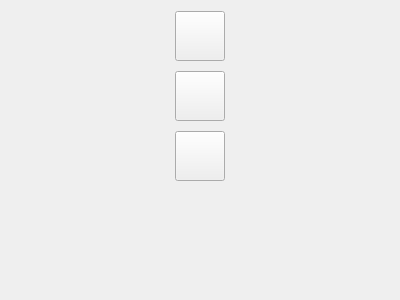
Devil-Alice/chatroom, file client/src/sidebar_form.ui: the form before one commit.
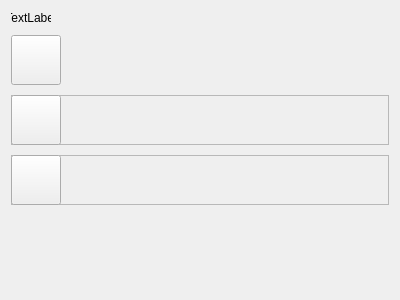
The form after the commit. Icons and pictures are not drawn.

Diff of the .ui file:
```diff
--- a/client/src/sidebar_form.ui
+++ b/client/src/sidebar_form.ui
@@ -19,6 +19,22 @@
      <property name="spacing">
       <number>10</number>
      </property>
+     <item>
+      <widget class="QLabel" name="label_name">
+       <property name="maximumSize">
+        <size>
+         <width>40</width>
+         <height>16777215</height>
+        </size>
+       </property>
+       <property name="text">
+        <string>TextLabel</string>
+       </property>
+       <property name="alignment">
+        <set>Qt::AlignCenter</set>
+       </property>
+      </widget>
+     </item>
      <item>
       <widget class="QPushButton" name="btn_avatar">
        <property name="minimumSize">
@@ -49,7 +65,28 @@
       </widget>
      </item>
      <item>
+      <widget class="QFrame" name="frame_1">
+       <property name="minimumSize">
+        <size>
+         <width>0</width>
+         <height>50</height>
+        </size>
+       </property>
+       <property name="frameShape">
+        <enum>QFrame::StyledPanel</enum>
+       </property>
+       <property name="frameShadow">
+        <enum>QFrame::Raised</enum>
+       </property>
       <widget class="QPushButton" name="btn_message">
+        <property name="geometry">
+         <rect>
+          <x>0</x>
+          <y>0</y>
+          <width>50</width>
+          <height>50</height>
+         </rect>
+        </property>
        <property name="minimumSize">
         <size>
          <width>50</width>
@@ -76,9 +113,44 @@
         </size>
        </property>
       </widget>
+       <widget class="QLabel" name="label_notify_point_message">
+        <property name="geometry">
+         <rect>
+          <x>40</x>
+          <y>2</y>
+          <width>0</width>
+          <height>0</height>
+         </rect>
+        </property>
+        <property name="text">
+         <string/>
+        </property>
+       </widget>
+      </widget>
      </item>
      <item>
+      <widget class="QFrame" name="frame_2">
+       <property name="minimumSize">
+        <size>
+         <width>0</width>
+         <height>50</height>
+        </size>
+       </property>
+       <property name="frameShape">
+        <enum>QFrame::StyledPanel</enum>
+       </property>
+       <property name="frameShadow">
+        <enum>QFrame::Raised</enum>
+       </property>
       <widget class="QPushButton" name="btn_friend">
+        <property name="geometry">
+         <rect>
+          <x>0</x>
+          <y>0</y>
+          <width>50</width>
+          <height>50</height>
+         </rect>
+        </property>
        <property name="minimumSize">
         <size>
          <width>50</width>
@@ -104,6 +176,20 @@
          <height>40</height>
         </size>
        </property>
+       </widget>
+       <widget class="QLabel" name="label_notify_point_friend">
+        <property name="geometry">
+         <rect>
+          <x>40</x>
+          <y>2</y>
+          <width>0</width>
+          <height>0</height>
+         </rect>
+        </property>
+        <property name="text">
+         <string/>
+        </property>
+       </widget>
       </widget>
      </item>
      <item>
```
Lines whose indentation alone changed are shown as unchanged.
